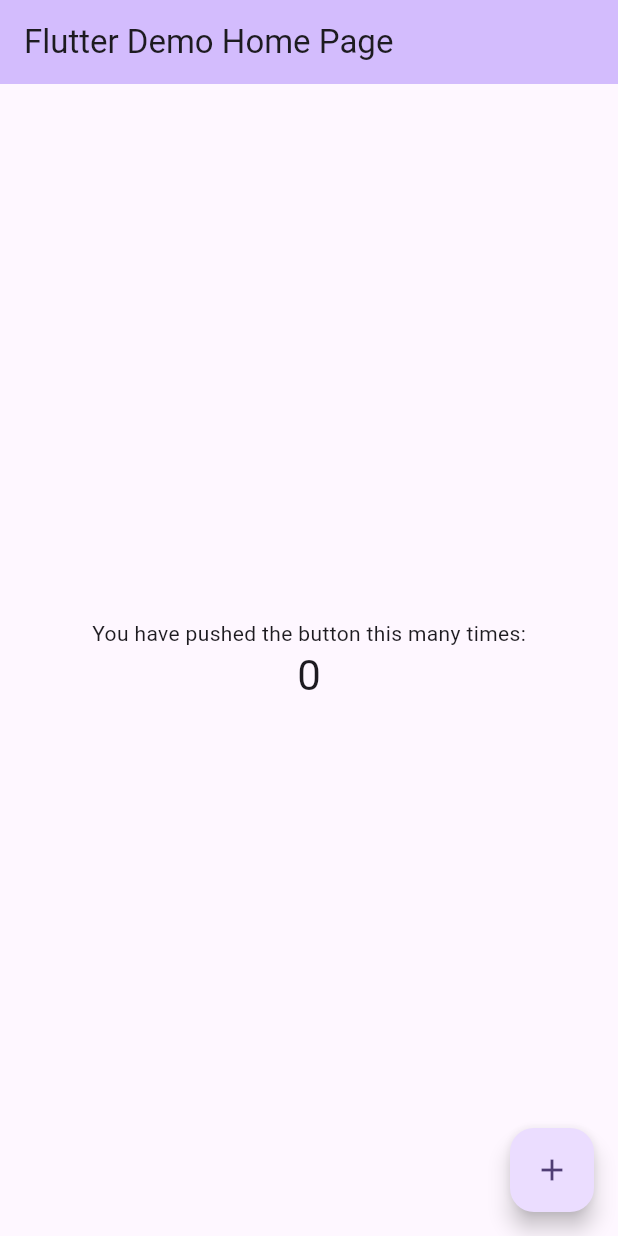
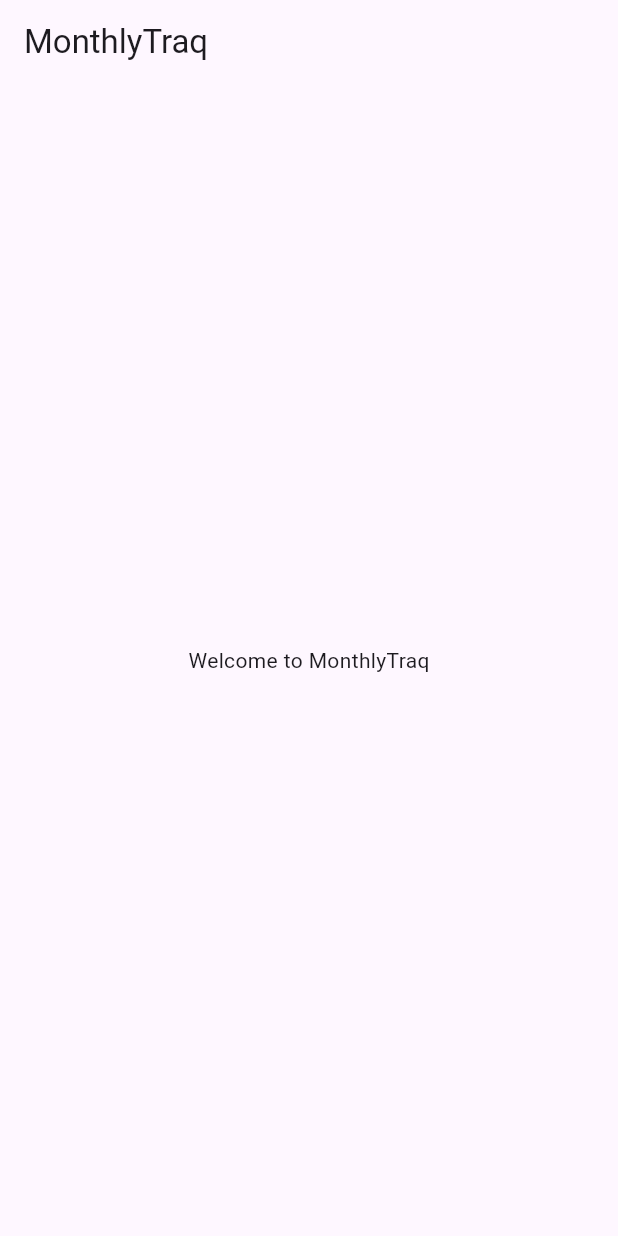
Before and after one commit to bangash40/monthly_traq, a Flutter app: the screen it shows after launch, on a phone screen of 412 x 824 dp. Run offline on Flutter 3.47's test engine with Material 3 defaults, Android fonts, the phone set to English and light mode, and no system bars.

Commit message:
Create app foundation

```diff
--- /dev/null
+++ b/lib/app/app.dart
@@ -0,0 +1,17 @@
+import 'package:flutter/material.dart';
+
+class MonthlyTraqApp extends StatelessWidget {
+  const MonthlyTraqApp({super.key});
+
+  @override
+  Widget build(BuildContext context) {
+    return MaterialApp(
+      title: 'MonthlyTraq',
+      debugShowCheckedModeBanner: true,
+      home: Scaffold(
+        appBar: AppBar(title: const Text('MonthlyTraq')),
+        body: const Center(child: Text('Welcome to MonthlyTraq')),
+      ),
+    );
+  }
+}
--- a/lib/main.dart
+++ b/lib/main.dart
@@ -1,122 +1,7 @@
 import 'package:flutter/material.dart';
 
+import 'app/app.dart';
+
 void main() {
-  runApp(const MyApp());
+  runApp(const MonthlyTraqApp());
 }
-
-class MyApp extends StatelessWidget {
-  const MyApp({super.key});
-
-  // This widget is the root of your application.
-  @override
-  Widget build(BuildContext context) {
-    return MaterialApp(
-      title: 'Flutter Demo',
-      theme: ThemeData(
-        // This is the theme of your application.
-        //
-        // TRY THIS: Try running your application with "flutter run". You'll see
-        // the application has a purple toolbar. Then, without quitting the app,
-        // try changing the seedColor in the colorScheme below to Colors.green
-        // and then invoke "hot reload" (save your changes or press the "hot
-        // reload" button in a Flutter-supported IDE, or press "r" if you used
-        // the command line to start the app).
-        //
-        // Notice that the counter didn't reset back to zero; the application
-        // state is not lost during the reload. To reset the state, use hot
-        // restart instead.
-        //
-        // This works for code too, not just values: Most code changes can be
-        // tested with just a hot reload.
-        colorScheme: .fromSeed(seedColor: Colors.deepPurple),
-      ),
-      home: const MyHomePage(title: 'Flutter Demo Home Page'),
-    );
-  }
-}
-
-class MyHomePage extends StatefulWidget {
-  const MyHomePage({super.key, required this.title});
-
-  // This widget is the home page of your application. It is stateful, meaning
-  // that it has a State object (defined below) that contains fields that affect
-  // how it looks.
-
-  // This class is the configuration for the state. It holds the values (in this
-  // case the title) provided by the parent (in this case the App widget) and
-  // used by the build method of the State. Fields in a Widget subclass are
-  // always marked "final".
-
-  final String title;
-
-  @override
-  State<MyHomePage> createState() => _MyHomePageState();
-}
-
-class _MyHomePageState extends State<MyHomePage> {
-  int _counter = 0;
-
-  void _incrementCounter() {
-    setState(() {
-      // This call to setState tells the Flutter framework that something has
-      // changed in this State, which causes it to rerun the build method below
-      // so that the display can reflect the updated values. If we changed
-      // _counter without calling setState(), then the build method would not be
-      // called again, and so nothing would appear to happen.
-      _counter++;
-    });
-  }
-
-  @override
-  Widget build(BuildContext context) {
-    // This method is rerun every time setState is called, for instance as done
-    // by the _incrementCounter method above.
-    //
-    // The Flutter framework has been optimized to make rerunning build methods
-    // fast, so that you can just rebuild anything that needs updating rather
-    // than having to individually change instances of widgets.
-    return Scaffold(
-      appBar: AppBar(
-        // TRY THIS: Try changing the color here to a specific color (to
-        // Colors.amber, perhaps?) and trigger a hot reload to see the AppBar
-        // change color while the other colors stay the same.
-        backgroundColor: Theme.of(context).colorScheme.inversePrimary,
-        // Here we take the value from the MyHomePage object that was created by
-        // the App.build method, and use it to set our appbar title.
-        title: Text(widget.title),
-      ),
-      body: Center(
-        // Center is a layout widget. It takes a single child and positions it
-        // in the middle of the parent.
-        child: Column(
-          // Column is also a layout widget. It takes a list of children and
-          // arranges them vertically. By default, it sizes itself to fit its
-          // children horizontally, and tries to be as tall as its parent.
-          //
-          // Column has various properties to control how it sizes itself and
-          // how it positions its children. Here we use mainAxisAlignment to
-          // center the children vertically; the main axis here is the vertical
-          // axis because Columns are vertical (the cross axis would be
-          // horizontal).
-          //
-          // TRY THIS: Invoke "debug painting" (choose the "Toggle Debug Paint"
-          // action in the IDE, or press "p" in the console), to see the
-          // wireframe for each widget.
-          mainAxisAlignment: .center,
-          children: [
-            const Text('You have pushed the button this many times:'),
-            Text(
-              '$_counter',
-              style: Theme.of(context).textTheme.headlineMedium,
-            ),
-          ],
-        ),
-      ),
-      floatingActionButton: FloatingActionButton(
-        onPressed: _incrementCounter,
-        tooltip: 'Increment',
-        child: const Icon(Icons.add),
-      ),
-    );
-  }
-}
```
